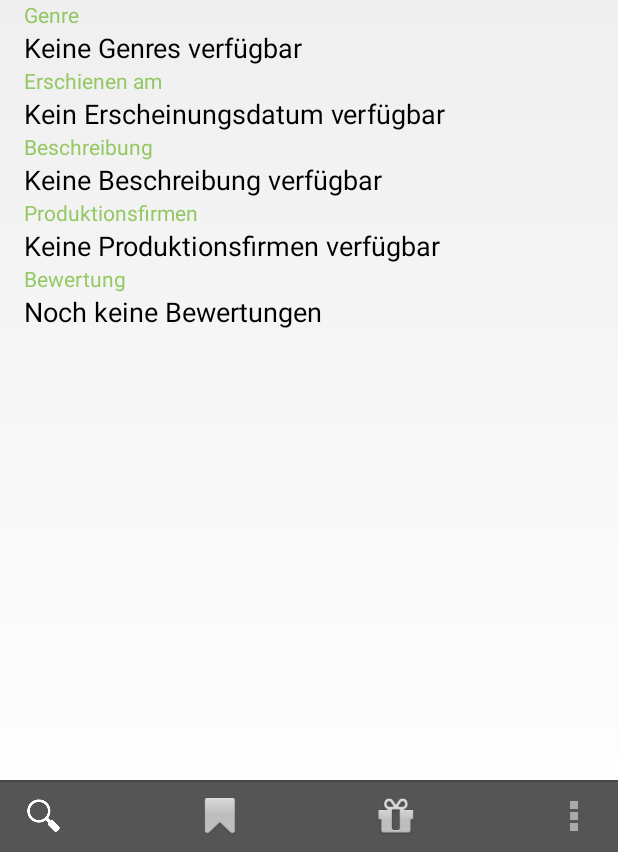
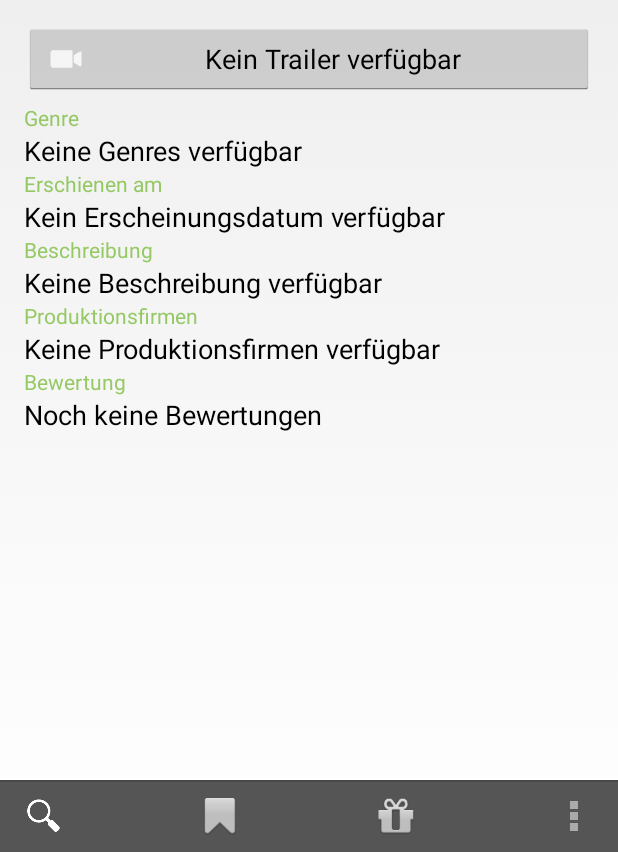
Before and after one commit to phobeus/psit3, an Android app: the MovieDetailActivity screen opened directly, with no data from a screen before it, on a phone screen of 412 x 824 dp, the part 384-1236 px from its top. Run offline under Robolectric (Android 15) with nearby library versions, the phone set to English and light mode, and no system bars; 12 statements that could not run were skipped.

Commit message:
Youtube Trailer integration

```diff
--- a/app/src/main/java/com/app/movietap/MovieDetailActivity.java
+++ b/app/src/main/java/com/app/movietap/MovieDetailActivity.java
@@ -1,6 +1,8 @@
 package com.app.movietap;
 
+import android.content.Intent;
 import android.graphics.drawable.Drawable;
+import android.net.Uri;
 import android.os.Bundle;
 import android.view.View;
 import android.widget.Button;
@@ -17,6 +19,7 @@ import com.app.movietap.tools.IPersistenceHandler;
 import com.app.movietap.tools.PersistenceHandler;
 
 import org.apache.commons.lang3.StringUtils;
+import org.json.JSONException;
 
 import java.util.Date;
 
@@ -118,6 +121,7 @@ public class MovieDetailActivity extends BaseActivity
       }
     });
 
+
     //moreinfo of the same movie
     Movie detailedMovie = ApiTools.getMovie(this, _movie.getId());
 
@@ -157,5 +161,25 @@ public class MovieDetailActivity extends BaseActivity
     {
       ratingTextView.setText("Noch keine Bewertungen");
     }
+
+    //handle click on Trailer Button
+    Button trailerButton = (Button) findViewById(R.id.movieDetail_buttonTrailer);
+    final String trailer = detailedMovie.getYoutubeId();
+    trailerButton.setText((trailer != null && StringUtils.isNotEmpty(trailer)) ? "YouTube Trailer ansehen" : "Kein Trailer verfügbar");
+
+    trailerButton.setOnClickListener(new View.OnClickListener()
+    {
+      @Override
+      public void onClick(View view)
+      {
+        //Intent takeUserRegistration = new Intent(LoginActivity.this, RegisterActivity.class);
+        //startActivity(takeUserRegistration);
+        if(trailer != null && StringUtils.isNotEmpty(trailer))
+        {
+          startActivity(new Intent(Intent.ACTION_VIEW, Uri.parse("http://www.youtube.com/watch?v=" + trailer)));
+        }
+      }
+    });
+
   }
 }
--- a/app/src/main/res/layout/activity_movie_detail.xml
+++ b/app/src/main/res/layout/activity_movie_detail.xml
@@ -80,7 +80,7 @@
         android:textAppearance="?android:attr/textAppearanceSmall"
         android:text="Genre"
         android:id="@+id/textViewTitleGenre"
-        android:layout_below="@+id/movieDetail_imageViewPoster"
+        android:layout_below="@+id/movieDetail_buttonTrailer"
         android:textColor="@color/green_overlay" />
 
     <TextView
@@ -159,28 +159,17 @@
         android:id="@+id/movieDetail_textViewRating"
         android:layout_below="@+id/textViewTitleRating"/>
 
-    <!--
-        <Button
-            android:layout_width="match_parent"
-            android:layout_height="wrap_content"
-            android:text="zur Wunschliste hinzufügen"
-            android:id="@+id/movieDetail_buttonWish"
-            android:layout_below="@+id/movieDetail_textViewRating"
-            android:layout_alignParentLeft="true"
-            android:drawableLeft="@drawable/ic_gift"
-            android:layout_alignParentStart="true" />
-
-        <Button
-            android:layout_width="match_parent"
-            android:layout_height="wrap_content"
-            android:text="zur Merkliste hinzufügen"
-            android:id="@+id/movieDetail_buttonRemember"
-            android:layout_below="@+id/movieDetail_buttonWish"
-            android:layout_alignParentLeft="true"
-            android:drawableLeft="@drawable/ic_library"
-            android:layout_alignParentStart="true" />
-    -->
-
+    <Button
+        android:layout_width="match_parent"
+        android:layout_height="wrap_content"
+        android:text="Trailer"
+        android:id="@+id/movieDetail_buttonTrailer"
+        android:layout_below="@+id/movieDetail_imageViewPoster"
+        android:layout_alignRight="@+id/movieDetail_textViewSubtitle"
+        android:layout_alignEnd="@+id/movieDetail_textViewSubtitle"
+        android:drawableLeft="@drawable/ic_action_video"
+        android:layout_marginTop="15dp"
+        android:layout_marginBottom="5dp"/>
 
 </RelativeLayout>
 </ScrollView>
```
Also changed, not shown: app/src/main/java/com/app/movietap/model/cacheable/Movie.java (+13 -0 lines), app/src/main/java/com/app/movietap/tools/ApiTools.java (+26 -6 lines), app/src/main/java/com/app/movietap/tools/JsonTools.java (+41 -1 lines), app/src/main/res/layout/activity_register.xml (+6 -6 lines), app/src/main/res/layout/activity_search.xml (+12 -14 lines), app/src/main/res/drawable-hdpi/ic_action_video.png (added), app/src/main/res/drawable-mdpi/ic_action_video.png (added), app/src/main/res/drawable-xhdpi/ic_action_video.png (added), app/src/main/res/drawable-xxhdpi/ic_action_video.png (added), app/src/main/res/ic_action_video.png (added), app/src/main/res/layout/activity_remember_movies.xml (line endings or trailing spaces).
